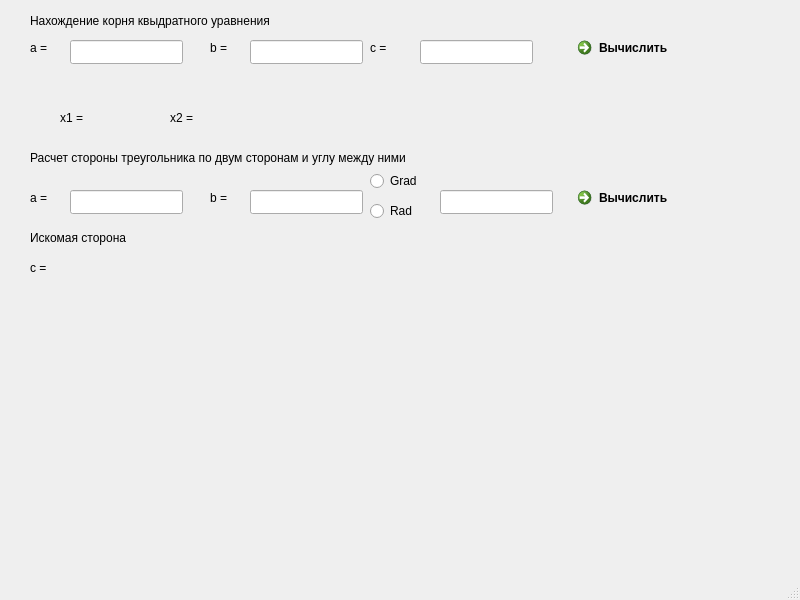
The window that mainwindow.ui (FerKosNik/Text_editor_Marat) describes before a commit, drawn with Qt 5.
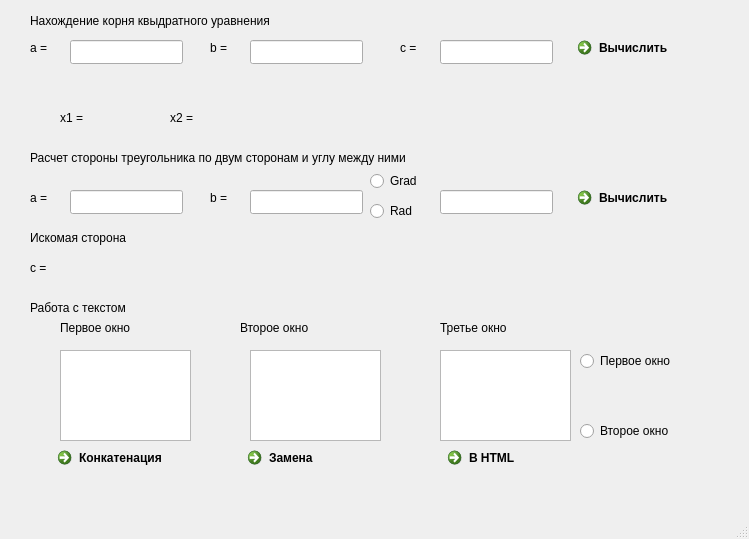
The same window after the commit.

Commit message: Third task with possibility to formate strings was added.

Patch:
```diff
--- a/mainwindow.ui
+++ b/mainwindow.ui
@@ -6,8 +6,8 @@
    <rect>
     <x>0</x>
     <y>0</y>
-    <width>800</width>
-    <height>600</height>
+    <width>749</width>
+    <height>539</height>
    </rect>
   </property>
   <property name="windowTitle">
@@ -128,7 +128,7 @@
    <widget class="QLineEdit" name="inputNumberEdit_3">
     <property name="geometry">
      <rect>
-      <x>420</x>
+      <x>440</x>
       <y>40</y>
       <width>113</width>
       <height>24</height>
@@ -138,7 +138,7 @@
    <widget class="QLabel" name="label_4">
     <property name="geometry">
      <rect>
-      <x>370</x>
+      <x>400</x>
       <y>40</y>
       <width>31</width>
       <height>16</height>
@@ -321,6 +321,153 @@
      <string>Искомая сторона</string>
     </property>
    </widget>
+   <widget class="QLabel" name="label_8">
+    <property name="geometry">
+     <rect>
+      <x>30</x>
+      <y>300</y>
+      <width>411</width>
+      <height>16</height>
+     </rect>
+    </property>
+    <property name="text">
+     <string>Работа с текстом</string>
+    </property>
+   </widget>
+   <widget class="QCommandLinkButton" name="Concatenation">
+    <property name="geometry">
+     <rect>
+      <x>50</x>
+      <y>440</y>
+      <width>186</width>
+      <height>41</height>
+     </rect>
+    </property>
+    <property name="text">
+     <string>Конкатенация</string>
+    </property>
+   </widget>
+   <widget class="QCommandLinkButton" name="Change">
+    <property name="geometry">
+     <rect>
+      <x>240</x>
+      <y>440</y>
+      <width>186</width>
+      <height>41</height>
+     </rect>
+    </property>
+    <property name="text">
+     <string>Замена</string>
+    </property>
+   </widget>
+   <widget class="QCommandLinkButton" name="invertToHtml">
+    <property name="geometry">
+     <rect>
+      <x>440</x>
+      <y>440</y>
+      <width>186</width>
+      <height>41</height>
+     </rect>
+    </property>
+    <property name="text">
+     <string>В HTML</string>
+    </property>
+   </widget>
+   <widget class="QRadioButton" name="FirstWindow">
+    <property name="geometry">
+     <rect>
+      <x>580</x>
+      <y>350</y>
+      <width>97</width>
+      <height>22</height>
+     </rect>
+    </property>
+    <property name="text">
+     <string>Первое окно</string>
+    </property>
+   </widget>
+   <widget class="QRadioButton" name="SecondWindow">
+    <property name="geometry">
+     <rect>
+      <x>580</x>
+      <y>420</y>
+      <width>97</width>
+      <height>22</height>
+     </rect>
+    </property>
+    <property name="text">
+     <string>Второе окно</string>
+    </property>
+   </widget>
+   <widget class="QLabel" name="ResultX1_5">
+    <property name="geometry">
+     <rect>
+      <x>60</x>
+      <y>320</y>
+      <width>91</width>
+      <height>16</height>
+     </rect>
+    </property>
+    <property name="text">
+     <string>Первое окно</string>
+    </property>
+   </widget>
+   <widget class="QLabel" name="ResultX1_6">
+    <property name="geometry">
+     <rect>
+      <x>240</x>
+      <y>320</y>
+      <width>91</width>
+      <height>16</height>
+     </rect>
+    </property>
+    <property name="text">
+     <string>Второе окно</string>
+    </property>
+   </widget>
+   <widget class="QLabel" name="ResultX1_7">
+    <property name="geometry">
+     <rect>
+      <x>440</x>
+      <y>320</y>
+      <width>91</width>
+      <height>16</height>
+     </rect>
+    </property>
+    <property name="text">
+     <string>Третье окно</string>
+    </property>
+   </widget>
+   <widget class="QTextEdit" name="FirstTextEdit">
+    <property name="geometry">
+     <rect>
+      <x>60</x>
+      <y>350</y>
+      <width>131</width>
+      <height>91</height>
+     </rect>
+    </property>
+   </widget>
+   <widget class="QTextEdit" name="SecondTextEdit">
+    <property name="geometry">
+     <rect>
+      <x>250</x>
+      <y>350</y>
+      <width>131</width>
+      <height>91</height>
+     </rect>
+    </property>
+   </widget>
+   <widget class="QTextEdit" name="ThirdTextEdit">
+    <property name="geometry">
+     <rect>
+      <x>440</x>
+      <y>350</y>
+      <width>131</width>
+      <height>91</height>
+     </rect>
+    </property>
+   </widget>
   </widget>
   <widget class="QMenuBar" name="menubar">
    <property name="geometry">
```
Left out of the diff: 2 changed lines with no effect on the pictures. The commit also changes 2 other files.
